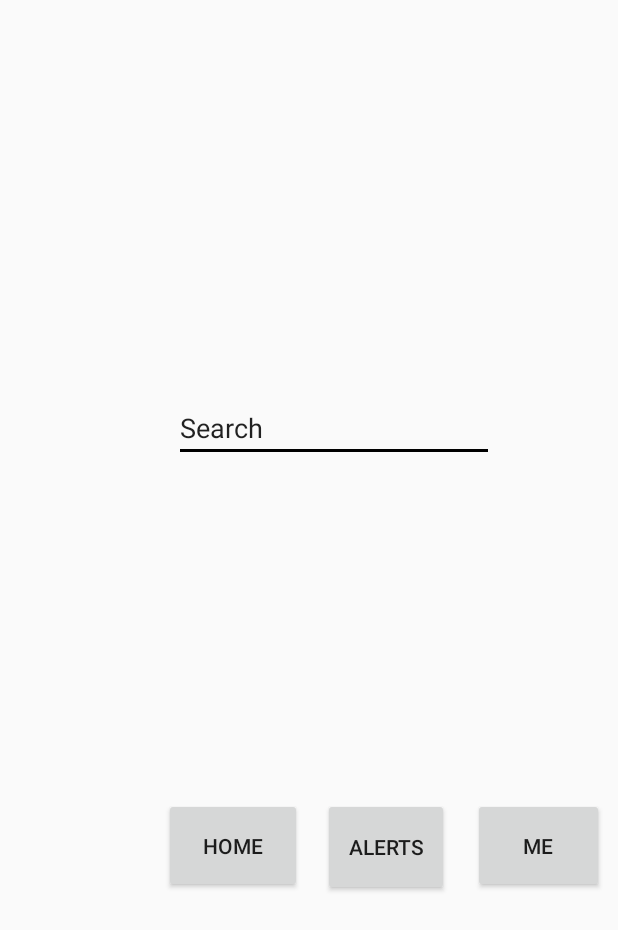
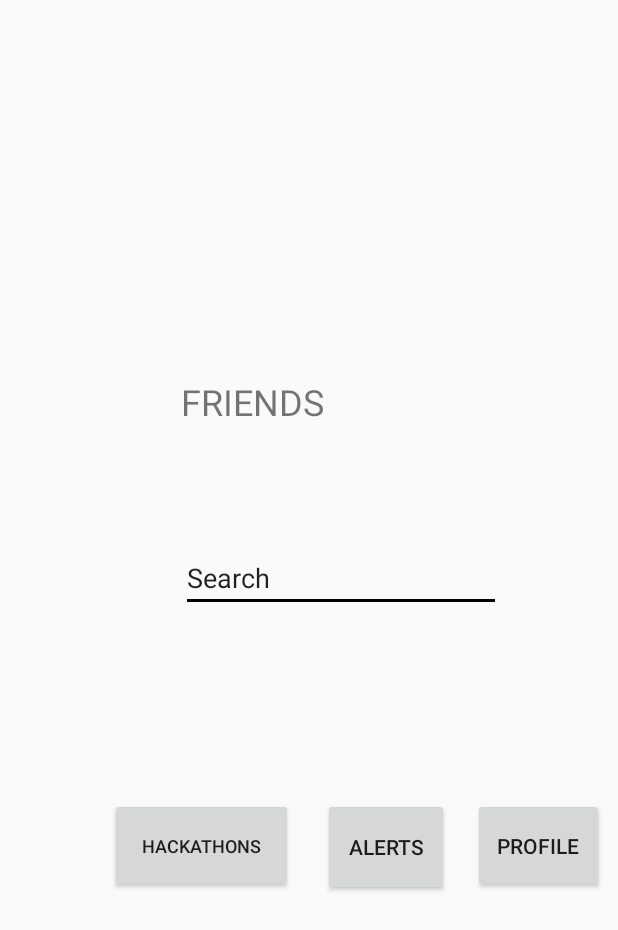
Before and after one commit to shefaliqamar/ACMHacks2019, an Android app: the layout activity_friends.xml on its own in the app's theme, with its tools: preview values and no code run, on a phone screen of 412 x 824 dp. Shown: the top 930 px of the screen. Run offline under Robolectric (Android 15) with nearby library versions, the phone set to English and light mode, and no system bars.

Commit message:
Commiting changed files (friends.java and hackathons.java)

```diff
--- a/app/src/main/AndroidManifest.xml
+++ b/app/src/main/AndroidManifest.xml
@@ -9,10 +9,13 @@
         android:roundIcon="@mipmap/ic_launcher_round"
         android:supportsRtl="true"
         android:theme="@style/AppTheme">
+        <activity android:name=".Hackathons"></activity>
+        <activity android:name=".Friends" />
+        <activity android:name=".Profile" />
         <activity
             android:name=".login"
             android:label="@string/title_activity_login"
-            android:theme="@style/AppTheme.NoActionBar"></activity>
+            android:theme="@style/AppTheme.NoActionBar" />
         <activity
             android:name=".MainActivity"
             android:label="@string/app_name"
--- a/app/src/main/res/layout/activity_search.xml
+++ b/app/src/main/res/layout/activity_friends.xml
@@ -30,24 +30,25 @@
         android:layout_marginTop="532dp"
         android:layout_marginEnd="8dp"
         android:layout_marginRight="8dp"
-        android:text="Me"
+        android:text="Profile"
         app:layout_constraintEnd_toEndOf="parent"
         app:layout_constraintHorizontal_bias="0.996"
         app:layout_constraintStart_toStartOf="parent"
         app:layout_constraintTop_toTopOf="parent" />
 
     <Button
-        android:id="@+id/home"
-        android:layout_width="92dp"
+        android:id="@+id/hackathons"
+        android:layout_width="122dp"
         android:layout_height="63dp"
         android:layout_marginStart="8dp"
         android:layout_marginLeft="8dp"
         android:layout_marginTop="532dp"
         android:layout_marginEnd="8dp"
         android:layout_marginRight="8dp"
-        android:text="Home"
+        android:text="Hackathons"
+        android:textSize="12sp"
         app:layout_constraintEnd_toEndOf="parent"
-        app:layout_constraintHorizontal_bias="0.333"
+        app:layout_constraintHorizontal_bias="0.238"
         app:layout_constraintStart_toStartOf="parent"
         app:layout_constraintTop_toTopOf="parent" />
 
@@ -59,13 +60,28 @@
         android:layout_marginLeft="8dp"
         android:layout_marginEnd="8dp"
         android:layout_marginRight="8dp"
-        android:layout_marginBottom="516dp"
+        android:layout_marginBottom="416dp"
         android:ems="10"
         android:inputType="textPersonName"
         android:text="Search"
         app:layout_constraintBottom_toBottomOf="parent"
         app:layout_constraintEnd_toEndOf="parent"
-        app:layout_constraintHorizontal_bias="0.593"
+        app:layout_constraintHorizontal_bias="0.615"
         app:layout_constraintStart_toStartOf="parent" />
 
+    <TextView
+        android:id="@+id/textView8"
+        android:layout_width="155dp"
+        android:layout_height="40dp"
+        android:layout_marginTop="8dp"
+        android:layout_marginEnd="136dp"
+        android:layout_marginRight="136dp"
+        android:layout_marginBottom="8dp"
+        android:text="FRIENDS"
+        android:textSize="24sp"
+        app:layout_constraintBottom_toBottomOf="parent"
+        app:layout_constraintEnd_toEndOf="parent"
+        app:layout_constraintTop_toTopOf="parent"
+        app:layout_constraintVertical_bias="0.317" />
+
 </android.support.constraint.ConstraintLayout>
--- a/app/src/main/res/layout/activity_home.xml
+++ b/app/src/main/res/layout/activity_hackathons.xml
@@ -22,7 +22,7 @@
         app:layout_constraintTop_toTopOf="parent" />
 
     <Button
-        android:id="@+id/me"
+        android:id="@+id/profile"
         android:layout_width="87dp"
         android:layout_height="63dp"
         android:layout_marginStart="8dp"
@@ -37,7 +37,7 @@
         app:layout_constraintTop_toTopOf="parent" />
 
     <Button
-        android:id="@+id/search"
+        android:id="@+id/friends"
         android:layout_width="87dp"
         android:layout_height="64dp"
         android:layout_marginStart="8dp"
```
Also changed, not shown: app/src/main/java/com/example/myapplication/Friends.java (renamed from app/src/main/java/com/example/myapplication/Search.java, +7 -6 lines), app/src/main/java/com/example/myapplication/Hackathons.java (renamed from app/src/main/java/com/example/myapplication/Home.java, +9 -5 lines), app/src/main/java/com/example/myapplication/Profile.java (+9 -7 lines), app/src/main/res/layout/activity_profile.xml (+4 -4 lines).
